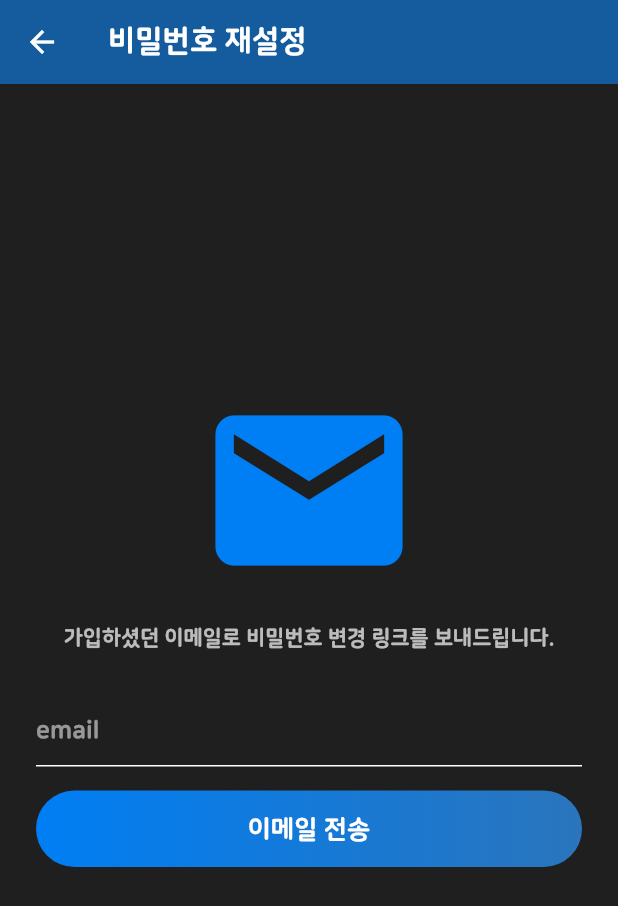
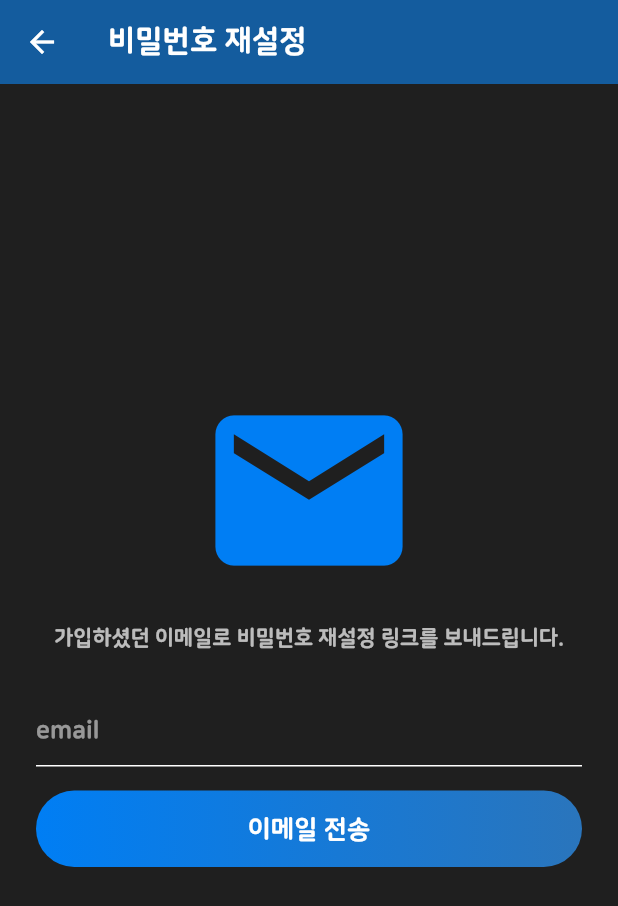
Before and after one commit to YANG087/minitalk-flutter, a Flutter app: the ForgotPassword screen opened directly, on a phone screen of 412 x 824 dp. Shown: the top 906 px of the screen. Run offline on Flutter 3.47's test engine with Material 2 defaults, Android fonts, the phone set to English and light mode, and no system bars; our stand-ins replace cloud_firestore, firebase_auth, google_sign_in, shared_preferences; accounts and stored records are empty.

Commit message:
비밀번호 찾기

```diff
--- a/lib/views/forgot_password.dart
+++ b/lib/views/forgot_password.dart
@@ -110,7 +110,7 @@ class _ForgotPasswordState extends State<ForgotPassword> {
                   // Image.asset("assets/images/logo.png"),
                   SizedBox(height: 15),
                   Text(
-                    "가입하셨던 이메일로 비밀번호 변경 링크를 보내드립니다.",
+                    "가입하셨던 이메일로 비밀번호 재설정 링크를 보내드립니다.",
                     style: explanationTextStyle(),
                   ),
                   SizedBox(height: 30),
```
